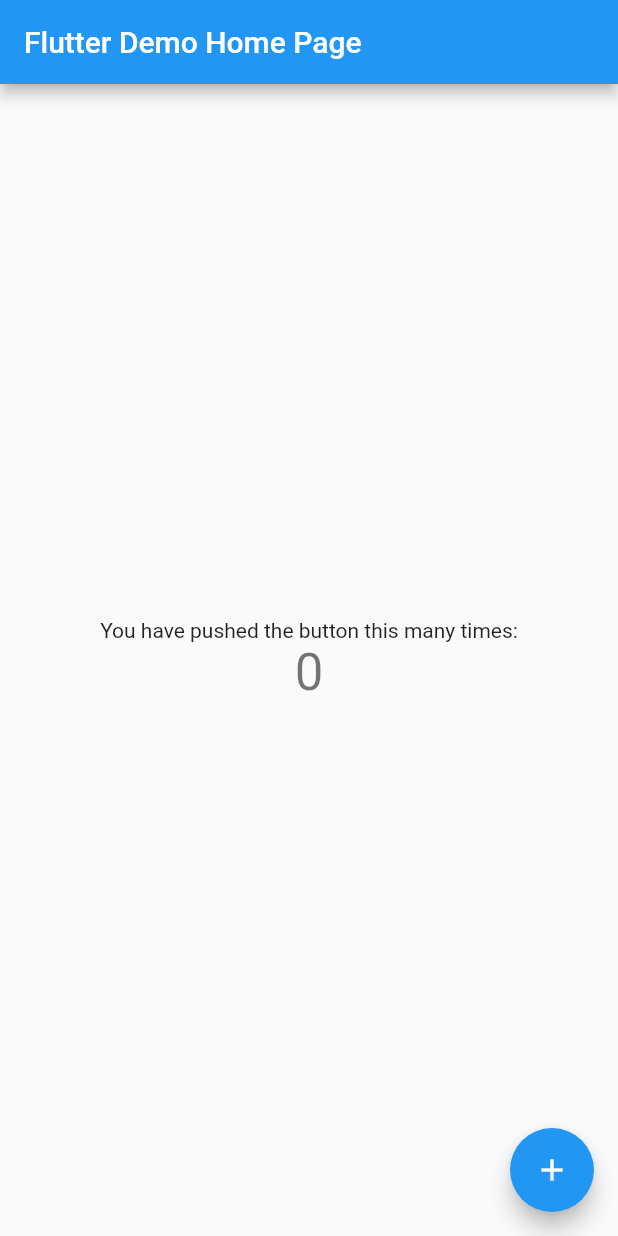
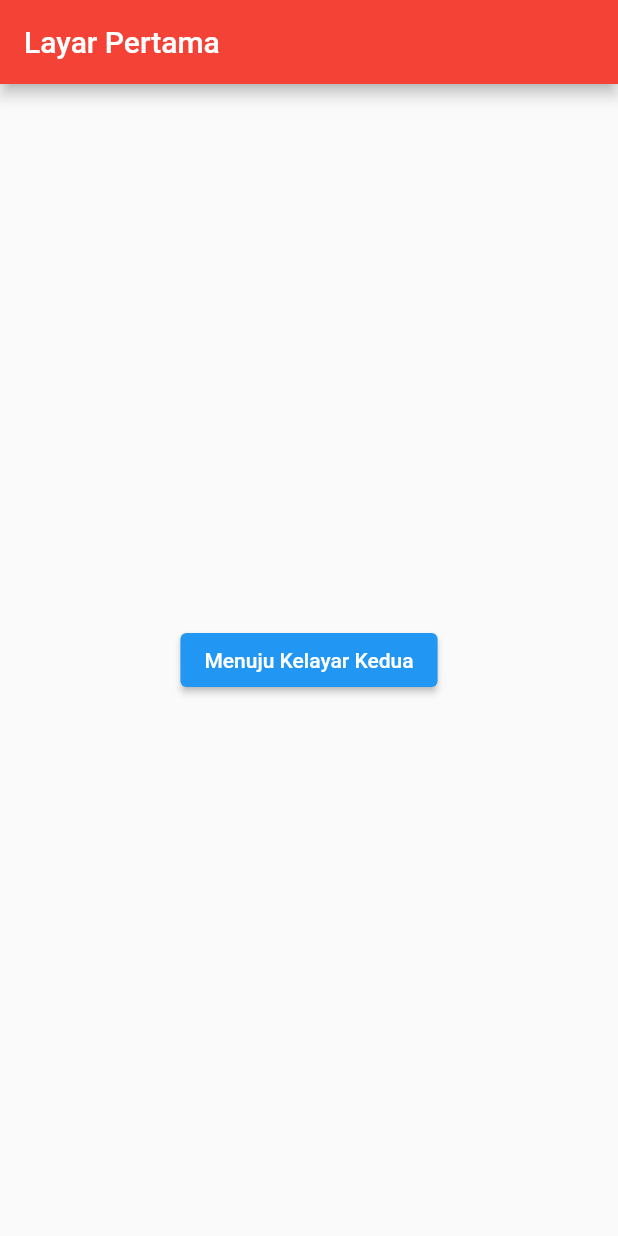
Before and after one commit to muhafadhiill/pcs, a Flutter app: the screen it shows after launch, on a phone screen of 412 x 824 dp. Run offline on Flutter 3.47's test engine with Material 2 defaults, Android fonts, the phone set to English and light mode, and no system bars.

Commit message:
initial commit

```diff
--- /dev/null
+++ b/lib/firstscreen.dart
@@ -0,0 +1,26 @@
+import 'package:flutter/material.dart';
+import 'package:pcs/secondscreen.dart';
+
+class FirstScreen extends StatelessWidget {
+  // const FirstScreen({super.key});
+
+  @override
+  Widget build(BuildContext context) {
+    return Scaffold(
+      appBar: AppBar(
+        title: Text('Layar Pertama'),
+        backgroundColor: Colors.red,
+      ),
+      body: Center(
+        child: ElevatedButton(
+          onPressed: () {
+            Navigator.push(
+            context,
+            MaterialPageRoute(builder: (context) => SecondScreen()));
+          },
+          child: Text('Menuju Kelayar Kedua'),
+        ),
+      ),
+    );
+  }
+}
--- a/lib/main.dart
+++ b/lib/main.dart
@@ -1,115 +1,19 @@
 import 'package:flutter/material.dart';
+import 'package:pcs/firstscreen.dart';
 
-void main() {
-  runApp(const MyApp());
+void main(){
+  runApp(MyApp());
 }
 
 class MyApp extends StatelessWidget {
-  const MyApp({Key? key}) : super(key: key);
+  // const MyApp({super.key});
 
-  // This widget is the root of your application.
   @override
   Widget build(BuildContext context) {
     return MaterialApp(
-      title: 'Flutter Demo',
-      theme: ThemeData(
-        // This is the theme of your application.
-        //
-        // Try running your application with "flutter run". You'll see the
-        // application has a blue toolbar. Then, without quitting the app, try
-        // changing the primarySwatch below to Colors.green and then invoke
-        // "hot reload" (press "r" in the console where you ran "flutter run",
-        // or simply save your changes to "hot reload" in a Flutter IDE).
-        // Notice that the counter didn't reset back to zero; the application
-        // is not restarted.
-        primarySwatch: Colors.blue,
-      ),
-      home: const MyHomePage(title: 'Flutter Demo Home Page'),
+      home: FirstScreen(),
+      debugShowCheckedModeBanner: false,
     );
+
   }
 }
-
-class MyHomePage extends StatefulWidget {
-  const MyHomePage({Key? key, required this.title}) : super(key: key);
-
-  // This widget is the home page of your application. It is stateful, meaning
-  // that it has a State object (defined below) that contains fields that affect
-  // how it looks.
-
-  // This class is the configuration for the state. It holds the values (in this
-  // case the title) provided by the parent (in this case the App widget) and
-  // used by the build method of the State. Fields in a Widget subclass are
-  // always marked "final".
-
-  final String title;
-
-  @override
-  State<MyHomePage> createState() => _MyHomePageState();
-}
-
-class _MyHomePageState extends State<MyHomePage> {
-  int _counter = 0;
-
-  void _incrementCounter() {
-    setState(() {
-      // This call to setState tells the Flutter framework that something has
-      // changed in this State, which causes it to rerun the build method below
-      // so that the display can reflect the updated values. If we changed
-      // _counter without calling setState(), then the build method would not be
-      // called again, and so nothing would appear to happen.
-      _counter++;
-    });
-  }
-
-  @override
-  Widget build(BuildContext context) {
-    // This method is rerun every time setState is called, for instance as done
-    // by the _incrementCounter method above.
-    //
-    // The Flutter framework has been optimized to make rerunning build methods
-    // fast, so that you can just rebuild anything that needs updating rather
-    // than having to individually change instances of widgets.
-    return Scaffold(
-      appBar: AppBar(
-        // Here we take the value from the MyHomePage object that was created by
-        // the App.build method, and use it to set our appbar title.
-        title: Text(widget.title),
-      ),
-      body: Center(
-        // Center is a layout widget. It takes a single child and positions it
-        // in the middle of the parent.
-        child: Column(
-          // Column is also a layout widget. It takes a list of children and
-          // arranges them vertically. By default, it sizes itself to fit its
-          // children horizontally, and tries to be as tall as its parent.
-          //
-          // Invoke "debug painting" (press "p" in the console, choose the
-          // "Toggle Debug Paint" action from the Flutter Inspector in Android
-          // Studio, or the "Toggle Debug Paint" command in Visual Studio Code)
-          // to see the wireframe for each widget.
-          //
-          // Column has various properties to control how it sizes itself and
-          // how it positions its children. Here we use mainAxisAlignment to
-          // center the children vertically; the main axis here is the vertical
-          // axis because Columns are vertical (the cross axis would be
-          // horizontal).
-          mainAxisAlignment: MainAxisAlignment.center,
-          children: <Widget>[
-            const Text(
-              'You have pushed the button this many times:',
-            ),
-            Text(
-              '$_counter',
-              style: Theme.of(context).textTheme.headline4,
-            ),
-          ],
-        ),
-      ),
-      floatingActionButton: FloatingActionButton(
-        onPressed: _incrementCounter,
-        tooltip: 'Increment',
-        child: const Icon(Icons.add),
-      ), // This trailing comma makes auto-formatting nicer for build methods.
-    );
-  }
-}
```
Also changed, not shown: lib/secondscreen.dart (added, +23 -0 lines), 1 other file.
